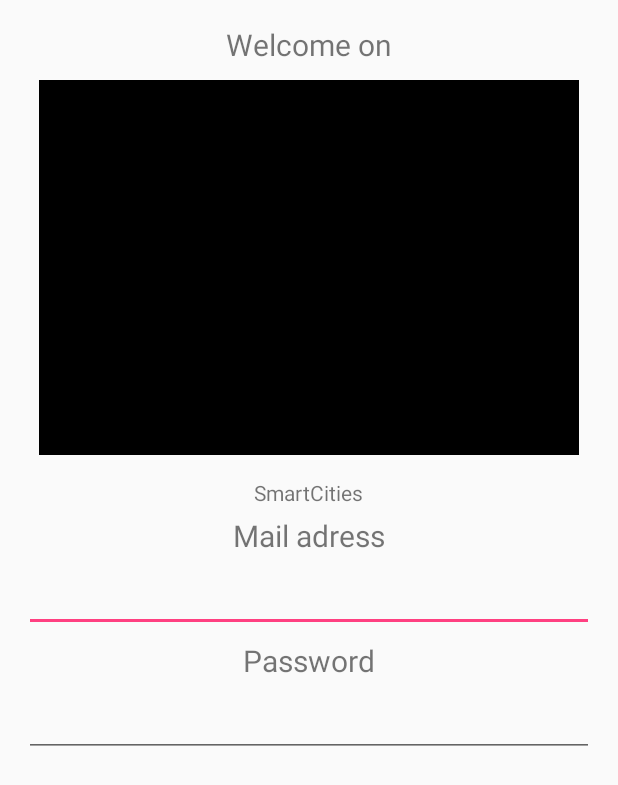
After one commit to olivierBeguin/ProjetSmartCitiesAndroid, an Android app: the layout activity_connection.xml on its own in the app's theme, with its tools: preview values and no code run, on a phone screen of 412 x 824 dp. The commit adds this screen. Shown: the top 785 px of the screen. Run offline under Robolectric (Android 15) with nearby library versions, the phone set to English and light mode, and no system bars.

Commit message:
vue louis

```diff
--- /dev/null
+++ b/SmartCities/app/src/main/res/layout/activity_connection.xml
@@ -0,0 +1,78 @@
+<?xml version="1.0" encoding="utf-8"?>
+<RelativeLayout xmlns:android="http://schemas.android.com/apk/res/android"
+    xmlns:app="http://schemas.android.com/apk/res-auto"
+    xmlns:tools="http://schemas.android.com/tools"
+    android:id="@+id/activity_main"
+    android:layout_width="match_parent"
+    android:layout_height="match_parent"
+    android:paddingBottom="@dimen/activity_vertical_margin"
+    android:paddingLeft="@dimen/activity_horizontal_margin"
+    android:paddingRight="@dimen/activity_horizontal_margin"
+    android:paddingTop="@dimen/activity_vertical_margin"
+    tools:context="com.henallux.smartcities.MainActivity">
+
+    <TextView
+        android:id="@+id/welcomeText"
+        android:layout_width="wrap_content"
+        android:layout_height="wrap_content"
+        android:layout_alignParentTop="true"
+        android:layout_centerHorizontal="true"
+        android:text ="@string/textWelcome"
+        android:textSize="20sp" />
+
+    <ImageView
+        android:layout_width="match_parent"
+        android:layout_height="250dp"
+        android:layout_margin="15px"
+        app:srcCompat="@android:color/black"
+        android:id="@+id/appLogo"
+        android:layout_below="@+id/welcomeText"/>
+
+    <TextView
+        android:id="@+id/appName"
+        android:layout_width="wrap_content"
+        android:layout_height="wrap_content"
+        android:text="@string/app_name"
+        android:layout_below="@+id/appLogo"
+        android:layout_centerHorizontal="true"
+        android:layout_marginTop="5dp" />
+
+    <TextView
+        android:id="@+id/connectionEmail"
+        android:layout_width="wrap_content"
+        android:layout_height="wrap_content"
+        android:text="@string/mail_adress"
+        android:layout_below="@+id/appName"
+        android:textSize="20dp"
+        android:layout_centerHorizontal="true"
+        android:layout_marginTop="5dp"/>
+
+    <EditText
+        android:layout_width="match_parent"
+        android:layout_height="wrap_content"
+        android:inputType="textEmailAddress"
+        android:layout_below="@+id/connectionEmail"
+        android:layout_centerHorizontal="true"
+        android:layout_marginTop="5dp"
+        android:id="@+id/editTextMail" />
+
+    <TextView
+        android:id="@+id/connectionPassword"
+        android:layout_width="wrap_content"
+        android:layout_height="wrap_content"
+        android:text="@string/password"
+        android:layout_below="@+id/editTextMail"
+        android:textSize="20dp"
+        android:layout_centerHorizontal="true"
+        android:layout_marginTop="5dp"/>
+
+    <EditText
+        android:layout_width="match_parent"
+        android:layout_height="wrap_content"
+        android:inputType="textPassword"
+        android:layout_below="@+id/connectionPassword"
+        android:layout_centerHorizontal="true"
+        android:layout_marginTop="5dp"
+        android:id="@+id/editPassword" />
+
+</RelativeLayout>
--- a/SmartCities/app/src/main/res/values/strings.xml
+++ b/SmartCities/app/src/main/res/values/strings.xml
@@ -19,4 +19,7 @@
     <string name="owner_service">Owner service :</string>
     <string name="service_title">service title</string>
     <string name="validate">Validate</string>
+    <string name="mail_adress">Mail adress</string>
+    <string name="password">Password</string>
+    <string name="open">Open</string>
 </resources>
```
Also changed, not shown: SmartCities/app/src/main/java/com/henallux/smartcities/ActivityActivity.java (added, +13 -0 lines), SmartCities/app/src/main/java/com/henallux/smartcities/ConnectionActivity.java (added, +13 -0 lines), SmartCities/app/src/main/java/com/henallux/smartcities/SearchServiceActivity.java (added, +13 -0 lines), SmartCities/app/src/main/java/com/henallux/smartcities/SeeCommentActivity.java (added, +13 -0 lines), SmartCities/app/src/main/res/layout/activity_activity.xml (added, +58 -0 lines), SmartCities/app/src/main/res/layout/activity_offer_service.xml (+8 -8 lines), SmartCities/app/src/main/res/layout/activity_searchservice.xml (added, +56 -0 lines), SmartCities/app/src/main/res/layout/activity_see_comment.xml (added, +23 -0 lines).
